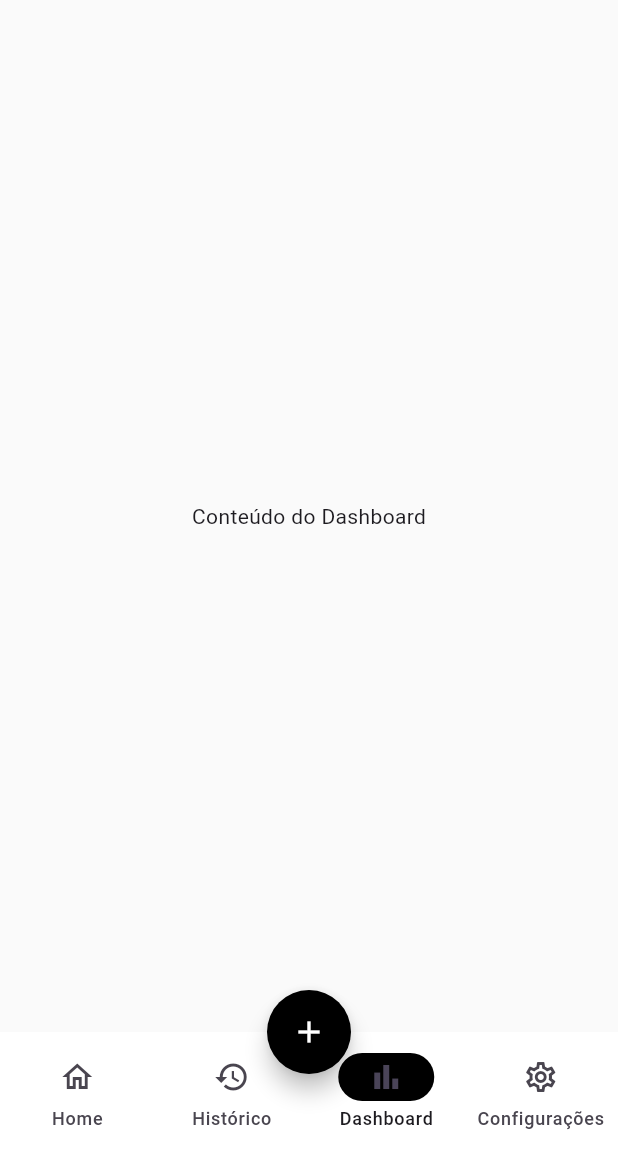
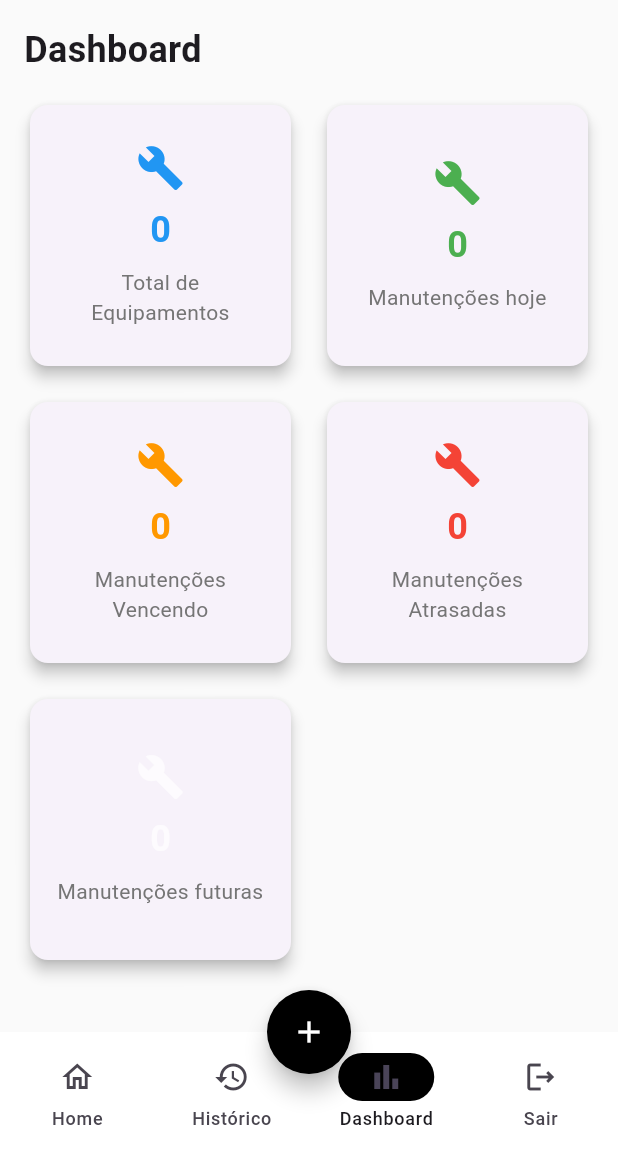
Before and after one commit to RamerKlipel/preventive-maintenance-app, a Flutter app: the screen it shows once a user with an empty profile is signed in, item 3 of the bottom bar chosen, on a phone screen of 412 x 824 dp, the part 84-1236 px from its top. Run offline on Flutter 3.47's test engine with Material 3 defaults, Android fonts, the phone set to English and light mode, and no system bars; our stand-ins replace cloud_firestore, firebase_auth, firebase_core; accounts and stored records are empty.

Commit message:
feat: new screens dashboards and historic added app

```diff
--- a/lib/core/models/ChecklistItem.dart
+++ b/lib/core/models/ChecklistItem.dart
@@ -4,10 +4,12 @@ class ChecklistItem {
   TextEditingController titleController;
   TextEditingController descriptionController;
   bool isRequired;
+  bool isCompleted;
 
   ChecklistItem({
     required this.titleController,
     required this.descriptionController,
     this.isRequired = false,
+    this.isCompleted = false,
   });
 }
--- a/lib/main.dart
+++ b/lib/main.dart
@@ -42,7 +42,6 @@ class MyApp extends StatelessWidget
         builder: (context, snapshot) {
           if (snapshot.connectionState == ConnectionState.waiting) {
             return const Scaffold(
-              // backgroundColor: const Color.fromARGB(255, 250, 250, 250),
               body: Center(
                 child: CircularProgressIndicator(),
               )
--- a/lib/ui/screens/create_equipment_screen.dart
+++ b/lib/ui/screens/create_equipment_screen.dart
@@ -32,6 +32,7 @@ class _CreateEquipmentScreen extends State<CreateEquipmentScreen> {
           titleController: TextEditingController(),
           descriptionController: TextEditingController(),
           isRequired: false,
+          isCompleted: false,
         ),
       );
     });
@@ -84,6 +85,7 @@ class _CreateEquipmentScreen extends State<CreateEquipmentScreen> {
         'title': item.titleController.text,
         'description': item.descriptionController.text,
         'isRequired': item.isRequired,
+        'isCompleted': item.isCompleted,
       };
     }).toList();
 
--- /dev/null
+++ b/lib/ui/screens/dashboard_sreen.dart
@@ -0,0 +1,169 @@
+import 'package:flutter/material.dart';
+import 'package:cloud_firestore/cloud_firestore.dart';
+
+class DashboardSreen extends StatelessWidget {
+  const DashboardSreen ({super.key});
+
+  Future<Map<String, int>> _getEquipmentStatistics() async {
+    final equipments = await FirebaseFirestore.instance.collection('equipment').get();
+    int total = 0;
+    int dueSoon = 0;
+    int dueToday = 0;
+    int overDue = 0;
+    int dueNextSoon = 0;
+
+    for (var doc in equipments.docs) {
+      total++;
+
+      final date = doc['DATEEQUIPMENT'] as String?;
+      if (date != null && date.isNotEmpty) {
+        final partes = date.split('/');
+        final maintenaceDate = DateTime(
+          int.parse(partes[2]),
+          int.parse(partes[1]),
+          int.parse(partes[0]),
+        );
+
+        final difference = maintenaceDate.difference(DateTime.now()).inDays;
+
+        if (difference < 0) {
+          overDue++;
+        } else if (difference == 0) {
+          dueToday++;
+        } else if (difference < 3) {
+          dueSoon++;
+        } else {
+          dueNextSoon++;
+        }
+      }
+    }
+    return {
+      'total': total,
+      'dueSoon': dueSoon,
+      'dueToday': dueToday,
+      'overDue': overDue,
+      'dueNextSoon': dueNextSoon
+    };
+  }
+
+  @override
+  Widget build(BuildContext context) {
+    return FutureBuilder<Map<String, int>>(
+      future: _getEquipmentStatistics(),
+      builder: (context, snapshot) {
+        if (snapshot.connectionState == ConnectionState.waiting) {
+          return const Center(child: CircularProgressIndicator());
+        }
+
+        if (snapshot.hasError) {
+          return Center(child: Text('Erro: ${snapshot.error}'));
+        }
+
+        final stats = snapshot.data ?? {
+          'total': 0,
+          'dueSoon': 0,
+          'dueToday': 0,
+          'overDue': 0,
+          'dueNextSoon': 0,
+        };
+
+        return Padding(
+          padding: const EdgeInsets.all(16.0),
+          child: Column(
+            crossAxisAlignment: CrossAxisAlignment.start,
+            children: [
+              const Text(
+                "Dashboard",
+                style: TextStyle(
+                  fontSize: 24,
+                  fontWeight: FontWeight.bold,
+                ),
+              ),
+              const SizedBox(height: 16),
+              Expanded(child:
+
+                GridView.count(
+                  crossAxisCount: 2,
+                  mainAxisSpacing: 16,
+                  crossAxisSpacing: 16,
+                  children: [
+                    _buildCard(
+                      'Total de Equipamentos',
+                      stats['total'].toString(),
+                      Colors.blue,
+                      Icons.build,
+                    ),
+                    _buildCard(
+                      'Manutenções hoje',
+                      stats['dueToday'].toString(),
+                      Colors.green,
+                      Icons.build,
+                    ),
+                    _buildCard(
+                      'Manutenções Vencendo',
+                      stats['dueSoon'].toString(),
+                      Colors.orange,
+                      Icons.build,
+                    ),
+                    _buildCard(
+                      'Manutenções Atrasadas',
+                      stats['overDue'].toString(),
+                      Colors.red,
+                      Icons.build,
+                    ),
+                    _buildCard(
+                      'Manutenções futuras',
+                      stats['dueNextSoon'].toString(),
+                      Colors.white70,
+                      Icons.build,
+                    ),
+                  ],
+                )
+              )
+            ],
+          ),
+        );
+      }
+    );
+  }
+
+  Widget _buildCard(String title, String value, Color color, IconData icon) {
+    return Card(
+      elevation: 4,
+      shape: RoundedRectangleBorder(
+        borderRadius: BorderRadiusDirectional.circular(12),
+      ),
+      child: Padding(
+        padding: const EdgeInsets.all(16.0),
+        child: Column(
+          mainAxisAlignment: MainAxisAlignment.center,
+          children: [
+            Icon(
+              icon,
+              size: 32,
+              color: color,
+            ),
+            const SizedBox(height: 8),
+            Text(
+              value,
+              style: TextStyle(
+                fontSize: 24,
+                fontWeight: FontWeight.bold,
+                color: color,
+              ),
+            ),
+            const SizedBox(height: 8),
+            Text(
+              title,
+              textAlign: TextAlign.center,
+              style: TextStyle(
+                fontSize: 14,
+                color: Colors.grey[600],
+              ),
+            ),
+          ],
+        )
+      ),
+    );
+  }
+}
--- a/lib/ui/screens/edit_equipment_screen.dart
+++ b/lib/ui/screens/edit_equipment_screen.dart
@@ -117,8 +117,8 @@ class _EditEquipmentScreen extends State<EditEquipmentScreen> {
         'DSLOCALEQUIPMENT': machinaryLocal,
         'DATEEQUIPMENT': nextMaintenace,
         'CHECKLIST': checklist,
-        'IDUSUARIOINCLUSAO': FirebaseAuth.instance.currentUser?.uid,
-        'DAINCLUSAO': FieldValue.serverTimestamp(),
+        'IDUSUARIOALT': FirebaseAuth.instance.currentUser?.uid,
+        'DAALT': FieldValue.serverTimestamp(),
       });
 
     Navigator.of(context).pop();
--- a/lib/ui/screens/home_screen.dart
+++ b/lib/ui/screens/home_screen.dart
@@ -1,8 +1,10 @@
 import 'package:flutter/material.dart';
 import '../widgets/bottom_sheet_option_Modal.dart';
 import '../screens/equipment_list_screen.dart';
+import '../../core/services/auth_service.dart';
+import './dashboard_sreen.dart';
+import './historic_screen.dart';
 
-// A HomeScreen agora é apenas um StatefulWidget, sem o MaterialApp
 class HomeScreen extends StatefulWidget {
   const HomeScreen({super.key});
 
@@ -13,13 +15,12 @@ class HomeScreen extends StatefulWidget {
 class _HomeScreenState extends State<HomeScreen> {
   int _currentPageIndex = 0;
 
-  // 1. Crie a lista de telas que você quer exibir
   final List<Widget> _pages = [
     const EquipmentListScreen(),
-    const Center(child: Text("Conteúdo do Histórico")),
-    const Center(child: Text("Conteúdo do Dashboard")),
-    const Center(child: Text("Conteúdo das Configurações")),
+    const HistoricScreen(),
+    const DashboardSreen(),
   ];
+  final _auth = AuthService();
 
   @override
   Widget build(BuildContext context) {
@@ -30,7 +31,6 @@ class _HomeScreenState extends State<HomeScreen> {
         title: const Text("Checklist App", style: TextStyle(color: Colors.black)),
       ),
 
-      // 2. Adicione o body para mostrar a página selecionada
       body: _pages[_currentPageIndex],
 
       floatingActionButton: FloatingActionButton(
@@ -43,7 +43,7 @@ class _HomeScreenState extends State<HomeScreen> {
           );
         },
         backgroundColor: Colors.black,
-        shape: const CircleBorder(), // Garante que o FAB seja um círculo perfeito
+        shape: const CircleBorder(),
         child: const Icon(Icons.add, color: Colors.white),
       ),
       floatingActionButtonLocation: FloatingActionButtonLocation.centerDocked,
@@ -51,10 +51,8 @@ class _HomeScreenState extends State<HomeScreen> {
       bottomNavigationBar: NavigationBar(
         backgroundColor: Colors.white,
         onDestinationSelected: (int index) {
-          // A lógica de logout/configurações para o último item
           if (index == 3) {
-            // TODO: Chamar o dialog de logout/navegar para config
-            print("Configurações/Sair clicado!");
+            _auth.logout();
           } else {
             setState(() {
               _currentPageIndex = index;
@@ -80,9 +78,8 @@ class _HomeScreenState extends State<HomeScreen> {
             label: "Dashboard",
           ),
           NavigationDestination(
-            selectedIcon: Icon(Icons.settings),
-            icon: Icon(Icons.settings_outlined),
-            label: "Configurações",
+            icon: Icon(Icons.logout_outlined),
+            label: "Sair",
           ),
         ],
       ),
--- a/lib/ui/screens/login_screen.dart
+++ b/lib/ui/screens/login_screen.dart
@@ -1,4 +1,3 @@
-import 'package:firebase_auth/firebase_auth.dart';
 import 'package:flutter/material.dart';
 import '../../core/services/auth_service.dart';
 
--- a/lib/ui/widgets/bottom_sheet_option_Modal.dart
+++ b/lib/ui/widgets/bottom_sheet_option_Modal.dart
@@ -28,7 +28,7 @@ class BottomSheetOptionModal extends StatelessWidget {
             ),
             child: ListTile(
               leading: const Icon(Icons.add_box_outlined),
-              title: Text("Adicionar novo equipamento"), // todo colocar um subtexto como ta no figma
+              title: Text("Adicionar novo equipamento"),
               shape: RoundedRectangleBorder(
                 borderRadius: BorderRadiusGeometry.circular(8),
               ),
```
Also changed, not shown: lib/app.dart (deleted, +0 -34 lines), lib/core/services/auth_service.dart (+0 -8 lines), lib/ui/screens/checklist_equipment_screen.dart (+26 -2 lines), lib/ui/screens/dasboard_screen2.dart (added, +257 -0 lines), lib/ui/screens/historic_screen.dart (added, +125 -0 lines).
